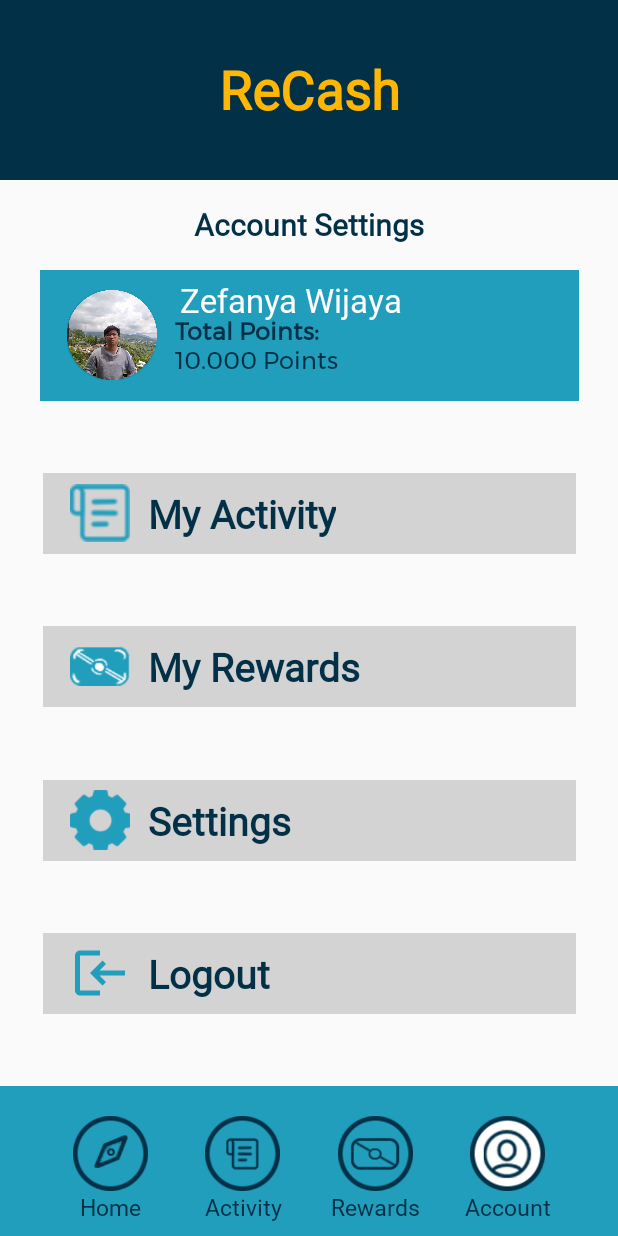
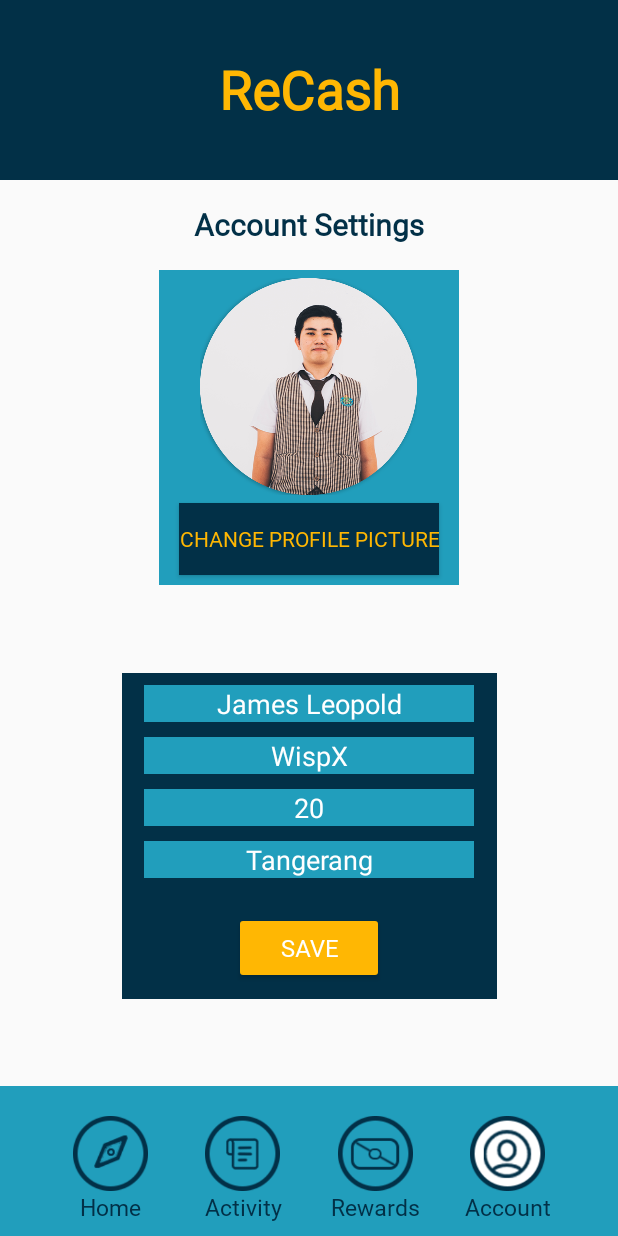
Before and after one commit to andriansanto/UAS_Mobile21, an Android app: the layout activity_settings.xml on its own in the app's theme, with its tools: preview values and no code run, on a phone screen of 412 x 824 dp. Run offline under Robolectric (Android 15) with nearby library versions, the phone set to English and light mode, and no system bars.

Commit message:
Setting Account

```diff
--- a/app/src/main/res/layout/activity_settings.xml
+++ b/app/src/main/res/layout/activity_settings.xml
@@ -41,205 +41,137 @@
         app:layout_constraintEnd_toEndOf="parent"/>
     <!--    My Account-->
 
-    <!--    Box-->
+    <!--    Profile Box-->
     <RelativeLayout
         android:id="@+id/relativeLayout"
-        android:layout_width="359dp"
-        android:layout_height="87dp"
+        android:layout_width="200dp"
+        android:layout_height="210dp"
         android:background="@color/biru"
         app:layout_constraintEnd_toEndOf="parent"
         app:layout_constraintStart_toStartOf="parent"
         app:layout_constraintTop_toBottomOf="@id/myacc">
 
         <ImageView
-            android:id="@+id/profile_zefanya"
-            android:layout_width="60dp"
-            android:layout_height="60dp"
-            android:layout_centerVertical="true"
-            android:layout_marginLeft="18dp"
-            android:src="@drawable/profile_zef"></ImageView>
+            android:id="@+id/profile_user"
+            android:layout_width="150dp"
+            android:layout_height="150dp"
+            android:paddingTop="5dp"
+            android:layout_centerHorizontal="true"
+            android:src="@drawable/profile_james"
+            ></ImageView>
 
-
-        <TextView
-            android:id="@+id/name_user"
+        <Button
+            android:id="@+id/change_profile"
+            android:layout_marginTop="5dp"
             android:layout_width="wrap_content"
             android:layout_height="wrap_content"
-            android:layout_marginLeft="15dp"
-            android:layout_marginTop="5dp"
-            android:layout_toRightOf="@+id/profile_zefanya"
+            android:layout_below="@+id/profile_user"
+            android:layout_centerInParent="true"
+            android:background="@color/birudongker"
+            android:textColor="@color/kuning"
             android:fontFamily="@font/baloo"
-            android:text="Zefanya Wijaya"
-            android:textColor="@color/white"
-            android:textSize="22dp"></TextView>
-
-        <TextView
-            android:id="@+id/total_pointname"
-            android:layout_width="wrap_content"
-            android:layout_height="wrap_content"
-            android:layout_below="@+id/name_user"
-            android:layout_centerVertical="true"
-            android:layout_marginLeft="12dp"
-            android:layout_marginTop="-6dp"
-            android:layout_toRightOf="@+id/profile_zefanya"
-            android:fontFamily="@font/montserrat"
-            android:text="Total Points:"
-            android:textColor="@color/birudongker"
-            android:textSize="16dp"
-            android:textStyle="bold"></TextView>
-
-        <TextView
-            android:id="@+id/total_point_user"
-            android:layout_width="wrap_content"
-            android:layout_height="wrap_content"
-            android:layout_below="@+id/total_pointname"
-            android:layout_centerVertical="true"
-            android:layout_marginLeft="12dp"
-            android:layout_marginTop="-5dp"
-            android:layout_toRightOf="@+id/profile_zefanya"
-            android:fontFamily="@font/montserrat"
-            android:text="10.000 Points"
-            android:textColor="@color/birudongker"
-            android:textSize="16dp"></TextView>
+            android:text="Change Profile Picture"
+            />
 
     </RelativeLayout>
-    <!--    box-->
-    <!--    Invite Friends-->
+    <!--    End Box-->
+
+    <!--    Box Edit Data-->
     <RelativeLayout
         android:id="@+id/relativeLayout1"
-        android:layout_width="355dp"
-        android:layout_height="54dp"
-        android:background="@color/abu"
-        app:layout_constraintBottom_toTopOf="@+id/relativeLayout2"
+        android:layout_width="250dp"
+        android:layout_height="wrap_content"
+        android:background="@color/birudongker"
+        app:layout_constraintBottom_toTopOf="@+id/bottom_main"
         app:layout_constraintEnd_toEndOf="parent"
         app:layout_constraintStart_toStartOf="parent"
         app:layout_constraintTop_toBottomOf="@+id/relativeLayout"
         tools:ignore="MissingConstraints">
+        <!--nama-->
+        <EditText
+            android:id="@+id/nama"
+            android:layout_width="220dp"
+            android:layout_height="wrap_content"
+            android:layout_centerHorizontal="true"
+            android:layout_marginTop="8dp"
+            android:background="@color/biru"
+            android:hint="James Leopold"
+            android:lines="1"
+            android:maxLines="1"
+            android:singleLine="true"
+            android:textAlignment="center"
+            android:textColor="@color/birudongker"
+            android:textColorHint="@color/white" />
+        <!--username-->
+        <EditText
+            android:id="@+id/username"
+            android:layout_width="220dp"
+            android:layout_height="wrap_content"
+            android:layout_below="@+id/nama"
+            android:layout_centerHorizontal="true"
+            android:layout_marginTop="10dp"
+            android:background="@color/biru"
+            android:hint="WispX"
+            android:lines="1"
+            android:maxLines="1"
+            android:singleLine="true"
+            android:textAlignment="center"
+            android:textColor="@color/birudongker"
+            android:textColorHint="@color/white" />
+        <!--umur-->
+        <EditText
+            android:id="@+id/umur"
+            android:layout_width="220dp"
+            android:layout_height="wrap_content"
+            android:layout_below="@+id/username"
+            android:layout_centerHorizontal="true"
+            android:layout_marginTop="10dp"
+            android:background="@color/biru"
+            android:hint="20"
+            android:lines="1"
+            android:maxLines="1"
+            android:singleLine="true"
+            android:textAlignment="center"
+            android:textColor="@color/birudongker"
+            android:textColorHint="@color/white" />
+        <!--domisili-->
+        <EditText
+            android:id="@+id/domisili"
+            android:layout_width="220dp"
+            android:layout_height="wrap_content"
+            android:layout_below="@+id/umur"
+            android:layout_centerHorizontal="true"
+            android:layout_marginTop="10dp"
+            android:layout_marginBottom="7dp"
+            android:background="@color/biru"
+            android:hint="Tangerang"
+            android:lines="1"
+            android:maxLines="1"
+            android:singleLine="true"
+            android:textAlignment="center"
+            android:textColor="@color/birudongker"
+            android:textColorHint="@color/white" />
 
-        <ImageView
-            android:id="@+id/icon_1"
-            android:layout_width="40dp"
-            android:layout_height="40dp"
-            android:layout_centerVertical="true"
-            android:layout_marginLeft="18dp"
-            android:src="@drawable/tanda_activity"></ImageView>
+        <Button
+            android:id="@+id/btn_save"
+            android:layout_width="100dp"
+            android:layout_height="wrap_content"
+            android:layout_below="@+id/domisili"
+            android:layout_centerHorizontal="true"
+            android:layout_marginTop="15dp"
+            android:layout_marginBottom="10dp"
+            android:backgroundTint="@color/kuning"
+            android:fontFamily="@font/baloo"
+            android:padding="10dp"
+            android:text="SAVE"
+            android:textAlignment="center"
+            android:textColor="@color/white"
+            android:textSize="16sp" />
 
-        <TextView
-            android:id="@+id/my_activity"
-            android:layout_width="wrap_content"
-            android:layout_height="wrap_content"
-            android:layout_centerVertical="true"
-            android:layout_marginLeft="12dp"
-            android:layout_marginTop="-6dp"
-            android:layout_toRightOf="@+id/icon_1"
-            android:fontFamily="@font/baloo"
-            android:text="My Activity"
-            android:textColor="@color/birudongker"
-            android:textSize="26dp"
-            android:textStyle="bold"></TextView>
     </RelativeLayout>
-    <!--    Invite Friends End-->
+    <!--    Box Edit Data End-->
 
-    <!--Challenges Start-->
-    <RelativeLayout
-        android:id="@+id/relativeLayout2"
-        android:layout_width="355dp"
-        android:layout_height="54dp"
-        android:background="@color/abu"
-        app:layout_constraintBottom_toTopOf="@+id/relativeLayout3"
-        app:layout_constraintEnd_toEndOf="parent"
-        app:layout_constraintStart_toStartOf="parent"
-        app:layout_constraintTop_toBottomOf="@id/relativeLayout1">
 
-        <ImageView
-            android:id="@+id/icon_2"
-            android:layout_width="40dp"
-            android:layout_height="40dp"
-            android:layout_centerVertical="true"
-            android:layout_marginLeft="18dp"
-            android:src="@drawable/tanda_rewards"></ImageView>
-
-        <TextView
-            android:id="@+id/my_rewards"
-            android:layout_width="wrap_content"
-            android:layout_height="wrap_content"
-            android:layout_centerVertical="true"
-            android:layout_marginLeft="12dp"
-            android:layout_marginTop="-6dp"
-            android:layout_toRightOf="@+id/icon_2"
-            android:fontFamily="@font/baloo"
-            android:text="My Rewards"
-            android:textColor="@color/birudongker"
-            android:textSize="26dp"
-            android:textStyle="bold"></TextView>
-    </RelativeLayout>
-    <!--    ChallengeEnd-->
-
-    <!--    Setting-->
-    <RelativeLayout
-        android:id="@+id/relativeLayout3"
-        android:layout_width="355dp"
-        android:layout_height="54dp"
-        android:background="@color/abu"
-        app:layout_constraintBottom_toTopOf="@+id/relativeLayout4"
-        app:layout_constraintEnd_toEndOf="parent"
-        app:layout_constraintStart_toStartOf="parent"
-        app:layout_constraintTop_toBottomOf="@id/relativeLayout2">
-
-        <ImageView
-            android:id="@+id/icon_3"
-            android:layout_width="40dp"
-            android:layout_height="40dp"
-            android:layout_centerVertical="true"
-            android:layout_marginLeft="18dp"
-            android:src="@drawable/tanda_setting"></ImageView>
-
-        <TextView
-            android:layout_width="wrap_content"
-            android:layout_height="wrap_content"
-            android:layout_centerVertical="true"
-            android:layout_marginLeft="12dp"
-            android:layout_marginTop="-6dp"
-            android:layout_toRightOf="@+id/icon_3"
-            android:fontFamily="@font/baloo"
-            android:text="Settings"
-            android:textColor="@color/birudongker"
-            android:textSize="26dp"
-            android:textStyle="bold"></TextView>
-    </RelativeLayout>
-
-    <RelativeLayout
-        android:id="@+id/relativeLayout4"
-        android:layout_width="355dp"
-        android:layout_height="54dp"
-        android:background="@color/abu"
-        app:layout_constraintBottom_toTopOf="@+id/bottom_main"
-        app:layout_constraintEnd_toEndOf="parent"
-        app:layout_constraintStart_toStartOf="parent"
-        app:layout_constraintTop_toBottomOf="@id/relativeLayout3">
-
-        <ImageView
-            android:id="@+id/icon_4"
-            android:layout_width="40dp"
-            android:layout_height="40dp"
-            android:layout_centerVertical="true"
-            android:layout_marginLeft="18dp"
-            android:src="@drawable/tanda_logout"
-            android:scaleX="-1"></ImageView>
-
-        <TextView
-            android:id="@+id/user_logout"
-            android:layout_width="wrap_content"
-            android:layout_height="wrap_content"
-            android:layout_centerVertical="true"
-            android:layout_marginLeft="12dp"
-            android:layout_marginTop="-6dp"
-            android:layout_toRightOf="@+id/icon_4"
-            android:fontFamily="@font/baloo"
-            android:text="Logout"
-            android:textColor="@color/birudongker"
-            android:textSize="26dp"
-            android:textStyle="bold"></TextView>
-    </RelativeLayout>
 
 
     <!--Bottom-->
```
